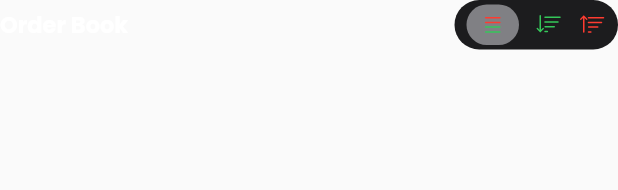
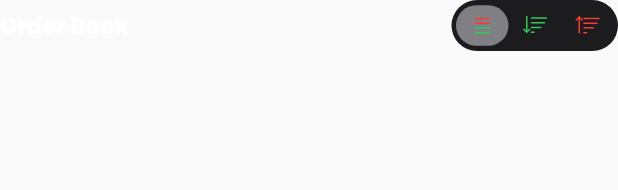
Before and after one commit to tahiruzelli/hollaex, a Flutter app: the TopFilter widget shown alone on an empty page, opened directly, on a phone screen of 412 x 824 dp. Shown: the top 190 px of the screen. Run offline on Flutter 3.47's test engine with Material 2 defaults, Android fonts, the light colour scheme and no system bars; our stand-ins replace flutter_svg, get, google_fonts; network calls fail; statements that could not run were skipped.

Commit message:
ui bux fixed and ui improvement

```diff
--- a/lib/Globals/Theme/theme.dart
+++ b/lib/Globals/Theme/theme.dart
@@ -27,3 +27,11 @@ Color getWhiteBlackTextColor(){
     return colorWhite;
   }
 }
+Color getFilterBgColor(){
+  if(mainController.isDarkMode.value){
+    return colorGrey;
+  }
+  else{
+    return colorWhite;
+  }
+}
--- a/lib/Views/OrderBooks/Widgets/top_filter.dart
+++ b/lib/Views/OrderBooks/Widgets/top_filter.dart
@@ -12,11 +12,11 @@ class TopFilter extends StatelessWidget {
   MainController mainController = Get.find();
   @override
   Widget build(BuildContext context) {
-    return Row(
+    return Obx(
+      () => Row(
         mainAxisAlignment: MainAxisAlignment.spaceBetween,
         children: [
-        Obx(
-          () => Text(
+          Text(
             'Order Book',
             style: GoogleFonts.poppins(
               color: getWhiteBlackTextColor(),
@@ -24,11 +24,10 @@ class TopFilter extends StatelessWidget {
               fontWeight: FontWeight.bold,
             ),
           ),
-        ),
           Container(
             decoration: BoxDecoration(
               borderRadius: BorderRadius.circular(30),
-            color: colorBlack,
+              color: getBackgroundColor(),
             ),
             child: Padding(
               padding: const EdgeInsets.all(3),
@@ -36,15 +35,19 @@ class TopFilter extends StatelessWidget {
             ),
           )
         ],
+      ),
     );
   }
 
   Widget unSelectedfilterItem(String iconPath, int index) {
-    return GestureDetector(
+    return Padding(
+      padding: const EdgeInsets.symmetric(horizontal: 8.0, vertical: 4),
+      child: GestureDetector(
         onTap: () {
           orderBookController.filterIndex.value = index;
         },
         child: SvgPicture.asset('assets/icons/$iconPath'),
+      ),
     );
   }
 
@@ -52,7 +55,7 @@ class TopFilter extends StatelessWidget {
     return Container(
       decoration: BoxDecoration(
         borderRadius: BorderRadius.circular(30),
-        color: colorGrey,
+        color: getFilterBgColor(),
       ),
       child: Padding(
         padding: const EdgeInsets.symmetric(horizontal: 8.0, vertical: 4),
@@ -78,13 +81,9 @@ class TopFilter extends StatelessWidget {
     return Obx(
       () => Row(
         children: [
-          const SizedBox(width: 5),
           filterItem(0, 'justify.svg'),
-          const SizedBox(width: 10),
           filterItem(1, 'orderbuy.svg'),
-          const SizedBox(width: 10),
           filterItem(2, 'ordersell.svg'),
-          const SizedBox(width: 5),
         ],
       ),
     );
--- a/lib/main.dart
+++ b/lib/main.dart
@@ -9,10 +9,10 @@ class MyApp extends StatelessWidget {
 
   @override
   Widget build(BuildContext context) {
-    const title = 'WebSocket Demo';
+    const title = 'HollaEx';
     return GetMaterialApp(
       title: title,
-
+      debugShowCheckedModeBanner: false,
       home: OrderBooksView(),
     );
   }
--- a/pubspec.yaml
+++ b/pubspec.yaml
@@ -64,6 +64,7 @@ flutter:
   # To add assets to your application, add an assets section, like this:
   assets:
     - assets/icons/
+    - assets/images/
 
   # An image asset can refer to one or more resolution-specific "variants", see
   # https://flutter.dev/assets-and-images/#resolution-aware.
```
Also changed, not shown: lib/Globals/Widgets/my_appbar.dart (+18 -1 lines), assets/images/hollaexIcon.png (added), 4 other files. Lines whose indentation alone changed are shown as unchanged.
